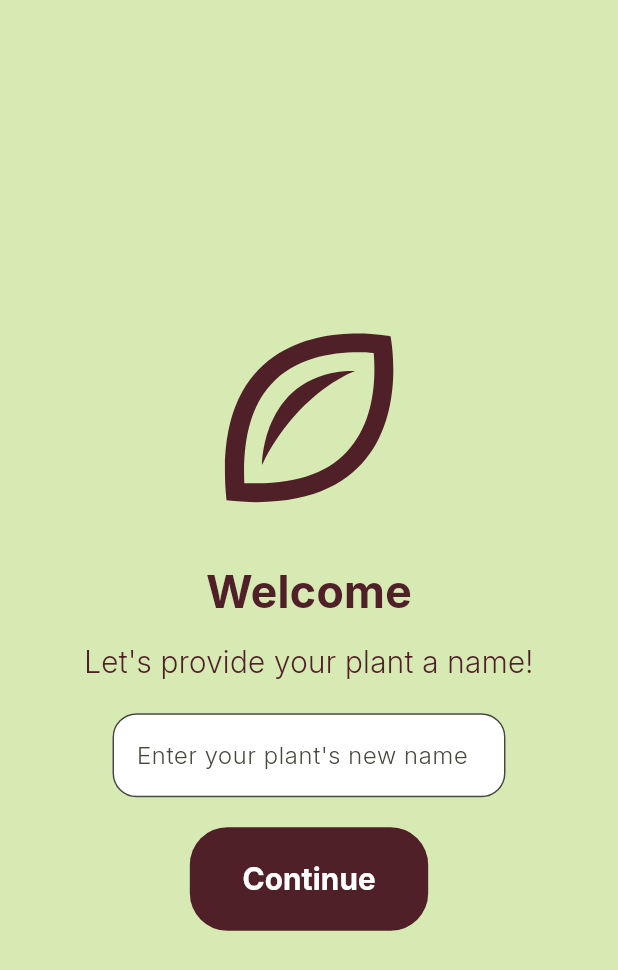
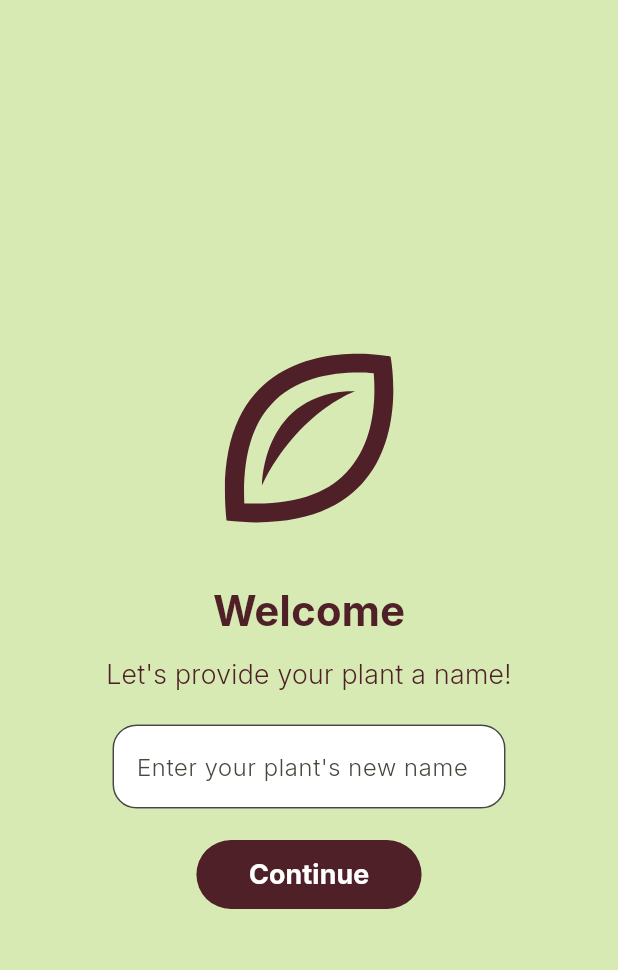
Before and after one commit to maureensanchez99/we_hack2025, a Flutter app: the screen it shows after launch, on a phone screen of 412 x 824 dp. Shown: the top 970 px of the screen. Run offline on Flutter 3.47's test engine with Material 3 defaults, Android fonts, the phone set to English and light mode, and no system bars; our stand-ins replace flutter_svg.

Commit message:
adding new pages

```diff
--- a/lib/pages/welcome_page.dart
+++ b/lib/pages/welcome_page.dart
@@ -24,7 +24,7 @@ class WelcomeScreen extends StatelessWidget {
             const Text(
               'Welcome',
               style: TextStyle(
-                fontSize: 30,
+                fontSize: 28,
                 fontWeight: FontWeight.bold,
                 color: brownText,
               ),
@@ -33,7 +33,7 @@ class WelcomeScreen extends StatelessWidget {
             const Text(
               "Let's provide your plant a name!",
               style: TextStyle(
-                fontSize: 20,
+                fontSize: 18,
                 fontWeight: FontWeight.w300,
                 color: brownText,
               ),
@@ -60,7 +60,7 @@ class WelcomeScreen extends StatelessWidget {
                 Navigator.push(context, MaterialPageRoute(builder: (_) => DailyReminder()));
               },
               style: ElevatedButton.styleFrom(
-                padding: const EdgeInsets.symmetric(horizontal: 35, vertical: 20),
+                padding: const EdgeInsets.symmetric(horizontal: 35, vertical: 10),
                 backgroundColor: brownText,
                 foregroundColor: Colors.white,
                 elevation: 0,
@@ -71,7 +71,7 @@ class WelcomeScreen extends StatelessWidget {
               child: const Text(
                 'Continue',
                 style: TextStyle(
-                  fontSize: 20,
+                  fontSize: 18,
                   fontWeight: FontWeight.bold,
                 ),
               ),
```
Also changed, not shown: lib/pages/flower_pick_page.dart (added), lib/pages/messages_page.dart (added), lib/pages/tutorial_page.dart (added), lib/pages/view_flower_page.dart (added).
